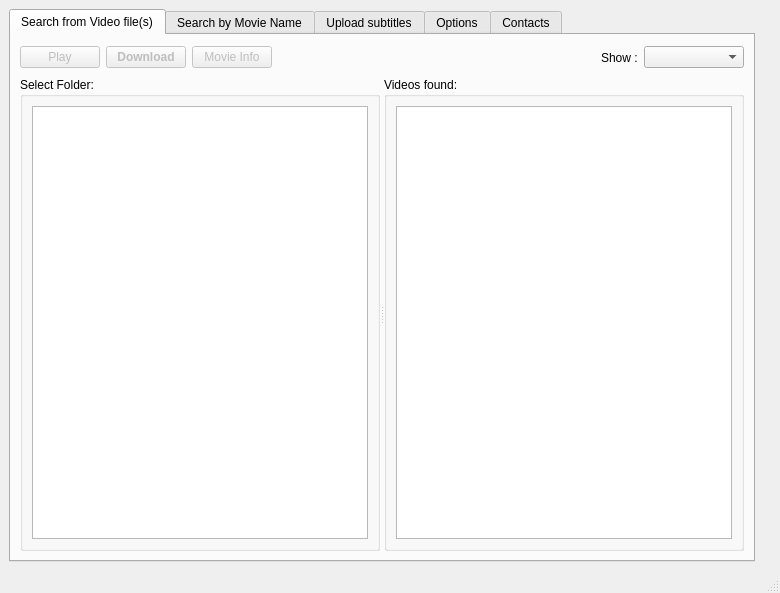
mamboitaliano21/subdownloader, file gui/main.ui: the form before one commit.
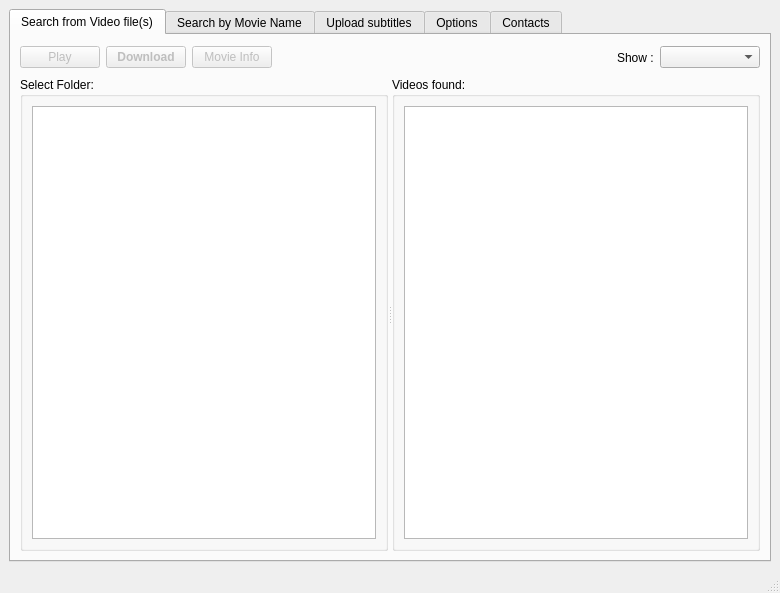
The form after the commit. The open tabs and pages were chosen to show the change. Custom widgets are drawn as their Qt base class.

Commit message: Download Options are working, selecting the Destination Folder and Subtitle Name

Patch:
```diff
--- a/gui/main.ui
+++ b/gui/main.ui
@@ -27,7 +27,7 @@
       <item>
        <widget class="QTabWidget" name="tabs" >
         <property name="sizePolicy" >
-         <sizepolicy vsizetype="Expanding" hsizetype="Maximum" >
+         <sizepolicy vsizetype="Expanding" hsizetype="Expanding" >
           <horstretch>0</horstretch>
           <verstretch>0</verstretch>
          </sizepolicy>
```
Left out of the diff: 8 changed lines with no effect on the pictures. The commit also changes 2 other files.
